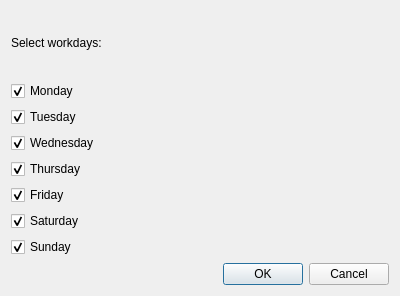
The window that qt_gui/ui/workdays_dialog.ui (ravenvz/SprintTimer) describes before a commit, drawn with Qt 5.
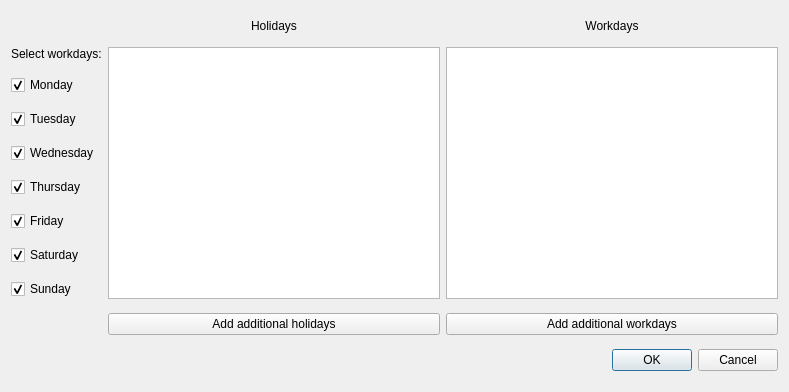
The same window after the commit. Custom widgets are drawn as their Qt base class.

Commit message: Implement extra days feature

Diff of the .ui file:
```diff
--- a/qt_gui/ui/workdays_dialog.ui
+++ b/qt_gui/ui/workdays_dialog.ui
@@ -6,22 +6,48 @@
    <rect>
     <x>0</x>
     <y>0</y>
-    <width>400</width>
-    <height>296</height>
+    <width>789</width>
+    <height>392</height>
    </rect>
   </property>
   <property name="windowTitle">
    <string>Dialog</string>
   </property>
-  <layout class="QVBoxLayout" name="verticalLayout">
-   <item>
+  <layout class="QGridLayout" name="gridLayout">
+   <item row="5" column="0">
+    <widget class="QCheckBox" name="thursdayBox">
+     <property name="text">
+      <string>Thursday</string>
+     </property>
+     <property name="checked">
+      <bool>true</bool>
+     </property>
+    </widget>
+   </item>
+   <item row="1" column="0">
     <widget class="QLabel" name="label">
+     <property name="sizePolicy">
+      <sizepolicy hsizetype="Preferred" vsizetype="Fixed">
+       <horstretch>0</horstretch>
+       <verstretch>0</verstretch>
+      </sizepolicy>
+     </property>
      <property name="text">
       <string>Select workdays:</string>
      </property>
     </widget>
    </item>
-   <item>
+   <item row="8" column="0">
+    <widget class="QCheckBox" name="sundayBox">
+     <property name="text">
+      <string>Sunday</string>
+     </property>
+     <property name="checked">
+      <bool>true</bool>
+     </property>
+    </widget>
+   </item>
+   <item row="2" column="0">
     <widget class="QCheckBox" name="mondayBox">
      <property name="text">
       <string>Monday</string>
@@ -31,17 +57,7 @@
      </property>
     </widget>
    </item>
-   <item>
-    <widget class="QCheckBox" name="tuesdayBox">
-     <property name="text">
-      <string>Tuesday</string>
-     </property>
-     <property name="checked">
-      <bool>true</bool>
-     </property>
-    </widget>
-   </item>
-   <item>
+   <item row="4" column="0">
     <widget class="QCheckBox" name="wednesdayBox">
      <property name="text">
       <string>Wednesday</string>
@@ -51,17 +67,10 @@
      </property>
     </widget>
    </item>
-   <item>
-    <widget class="QCheckBox" name="thursdayBox">
-     <property name="text">
-      <string>Thursday</string>
-     </property>
-     <property name="checked">
-      <bool>true</bool>
-     </property>
-    </widget>
+   <item row="1" column="1" rowspan="8">
+    <widget class="sprint_timer::ui::qt_gui::ExtraDayListView" name="lvHolidays"/>
    </item>
-   <item>
+   <item row="6" column="0">
     <widget class="QCheckBox" name="fridayBox">
      <property name="text">
       <string>Friday</string>
@@ -71,7 +80,24 @@
      </property>
     </widget>
    </item>
-   <item>
+   <item row="9" column="1">
+    <widget class="QPushButton" name="btnAddHolidays">
+     <property name="text">
+      <string>Add additional holidays</string>
+     </property>
+    </widget>
+   </item>
+   <item row="3" column="0">
+    <widget class="QCheckBox" name="tuesdayBox">
+     <property name="text">
+      <string>Tuesday</string>
+     </property>
+     <property name="checked">
+      <bool>true</bool>
+     </property>
+    </widget>
+   </item>
+   <item row="7" column="0">
     <widget class="QCheckBox" name="saturdayBox">
      <property name="text">
       <string>Saturday</string>
@@ -81,18 +107,44 @@
      </property>
     </widget>
    </item>
-   <item>
-    <widget class="QCheckBox" name="sundayBox">
+   <item row="1" column="2" rowspan="8">
+    <widget class="sprint_timer::ui::qt_gui::ExtraDayListView" name="lvWorkdays"/>
+   </item>
+   <item row="9" column="2">
+    <widget class="QPushButton" name="btnAddWorkdays">
      <property name="text">
-      <string>Sunday</string>
+      <string>Add additional workdays</string>
      </property>
-     <property name="checked">
-      <bool>true</bool>
+    </widget>
+   </item>
+   <item row="0" column="1">
+    <widget class="QLabel" name="label_2">
+     <property name="sizePolicy">
+      <sizepolicy hsizetype="Preferred" vsizetype="Fixed">
+       <horstretch>0</horstretch>
+       <verstretch>0</verstretch>
+      </sizepolicy>
      </property>
+     <property name="text">
+      <string>Holidays</string>
+     </property>
+     <property name="alignment">
+      <set>Qt::AlignCenter</set>
+     </property>
     </widget>
    </item>
-   <item>
-    <widget class="QDialogButtonBox" name="buttonBox">
+   <item row="0" column="2">
+    <widget class="QLabel" name="label_3">
+     <property name="text">
+      <string>Workdays</string>
+     </property>
+     <property name="alignment">
+      <set>Qt::AlignCenter</set>
+     </property>
+    </widget>
+   </item>
+   <item row="11" column="2">
+    <widget class="QDialogButtonBox" name="btnOkCancel">
      <property name="orientation">
       <enum>Qt::Horizontal</enum>
      </property>
@@ -103,6 +155,13 @@
    </item>
   </layout>
  </widget>
+ <customwidgets>
+  <customwidget>
+   <class>sprint_timer::ui::qt_gui::ExtraDayListView</class>
+   <extends>QListView</extends>
+   <header>qt_gui/widgets/ExtraDayListView.h</header>
+  </customwidget>
+ </customwidgets>
  <resources/>
  <connections>
   <connection>
```
Left out of the diff: 4 changed lines with no effect on the pictures. The commit also changes 93 other files.
